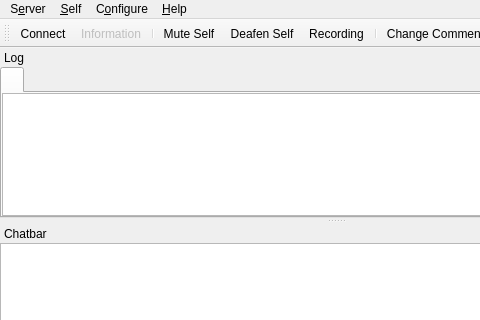
The window that src/mumble/MainWindow.ui (mumble-voip/mumble) describes before a commit, drawn with Qt 5; both pictures show x 0 to 480 and y 0 to 320 of the 671 by 435 pixel window.
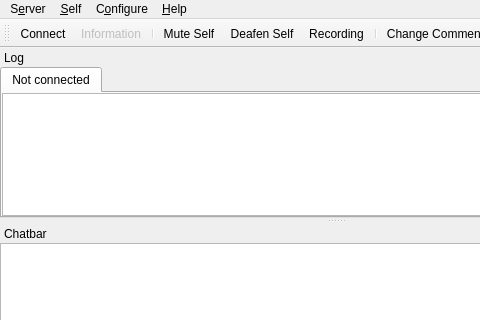
The same window after the commit. Icons and pictures are not drawn. Custom widgets are drawn as their Qt base class.

Commit message: Updated channel tab description

What changed in the file:
```diff
--- a/src/mumble/MainWindow.ui
+++ b/src/mumble/MainWindow.ui
@@ -113,6 +113,9 @@
    </attribute>
    <widget class="LogTabs" name="qtwLogTabs">
     <widget class="LogTextBrowser" name="qteLog">
+     <attribute name="title">
+      <string>Not connected</string>
+     </attribute>
      <property name="contextMenuPolicy">
       <enum>Qt::CustomContextMenu</enum>
      </property>
```
The commit also changes 2 other files.
